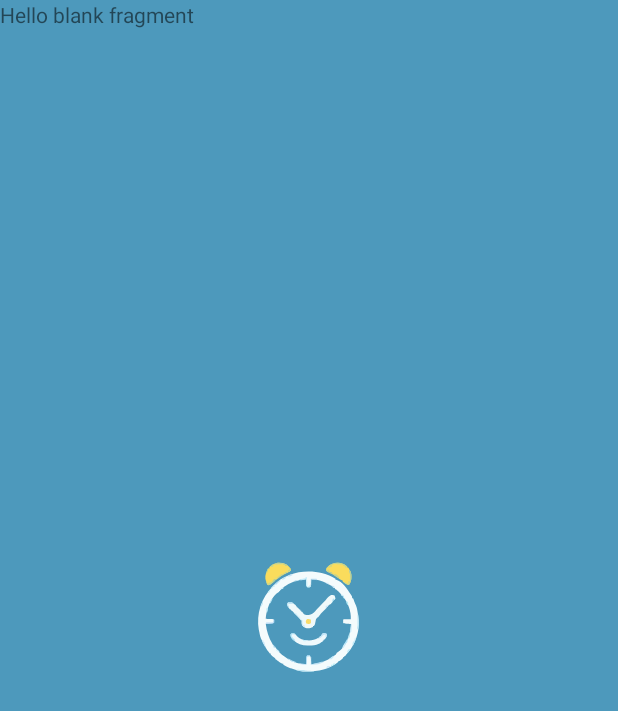
After one commit to Adamweb-jido/AgeCalculator, an Android app: the fragment SecondOnboardFragment shown on its own in the app's theme, on a phone screen of 412 x 824 dp. The commit adds this screen. Shown: the top 711 px of the screen. Run offline under Robolectric (Android 15) with nearby library versions, the phone set to English and light mode, and no system bars.

Commit message:
Another commit

```diff
--- a/app/build.gradle.kts
+++ b/app/build.gradle.kts
@@ -15,6 +15,10 @@
         versionName = "1.0"
 
         testInstrumentationRunner = "androidx.test.runner.AndroidJUnitRunner"
+    }
+
+    buildFeatures {
+        viewBinding = true
     }
 
     buildTypes {
--- /dev/null
+++ b/app/src/main/java/com/adamweb/agecalculator/SecondOnboardFragment.kt
@@ -0,0 +1,8 @@
+package com.adamweb.agecalculator
+
+import androidx.fragment.app.Fragment
+
+class SecondOnboardFragment : Fragment(R.layout.fragment_second_onboard) {
+
+
+}
--- /dev/null
+++ b/app/src/main/res/layout/fragment_second_onboard.xml
@@ -0,0 +1,14 @@
+<?xml version="1.0" encoding="utf-8"?>
+<FrameLayout xmlns:android="http://schemas.android.com/apk/res/android"
+    xmlns:tools="http://schemas.android.com/tools"
+    android:layout_width="match_parent"
+    android:layout_height="match_parent"
+    tools:context=".firstOnboardFragment">
+
+    <!-- TODO: Update blank fragment layout -->
+    <TextView
+        android:layout_width="match_parent"
+        android:layout_height="match_parent"
+        android:text="@string/hello_blank_fragment" />
+
+</FrameLayout>
--- a/app/src/main/res/values/strings.xml
+++ b/app/src/main/res/values/strings.xml
@@ -1,3 +1,5 @@
 <resources>
     <string name="app_name">Agetric</string>
+    <!-- TODO: Remove or change this placeholder text -->
+    <string name="hello_blank_fragment">Hello blank fragment</string>
 </resources>
```
Also changed, not shown: app/src/main/java/com/adamweb/agecalculator/ThirdOnboardFragment.kt (added, +8 -0 lines), app/src/main/java/com/adamweb/agecalculator/firstOnboardFragment.kt (added, +8 -0 lines), app/src/main/res/layout/activity_main.xml (+3 -8 lines), app/src/main/res/layout/fragment_first_onboard.xml (added, +14 -0 lines), app/src/main/res/layout/fragment_third_onboard.xml (added, +14 -0 lines).
